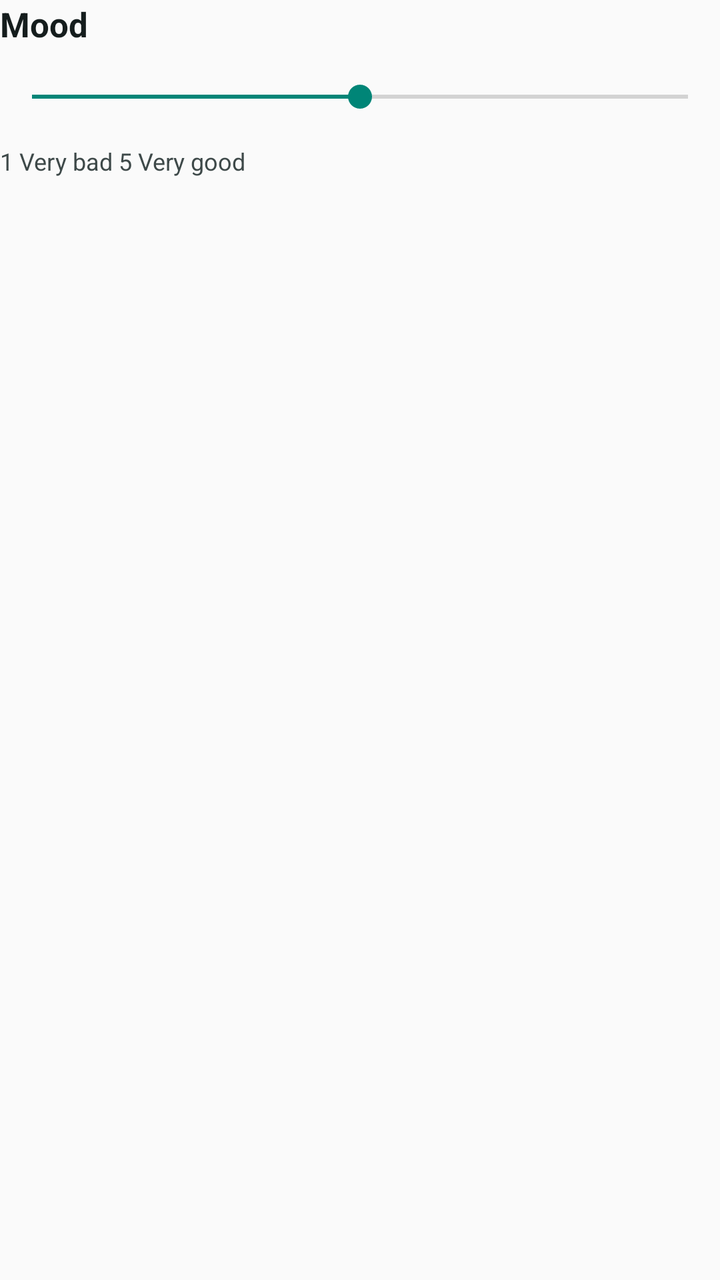
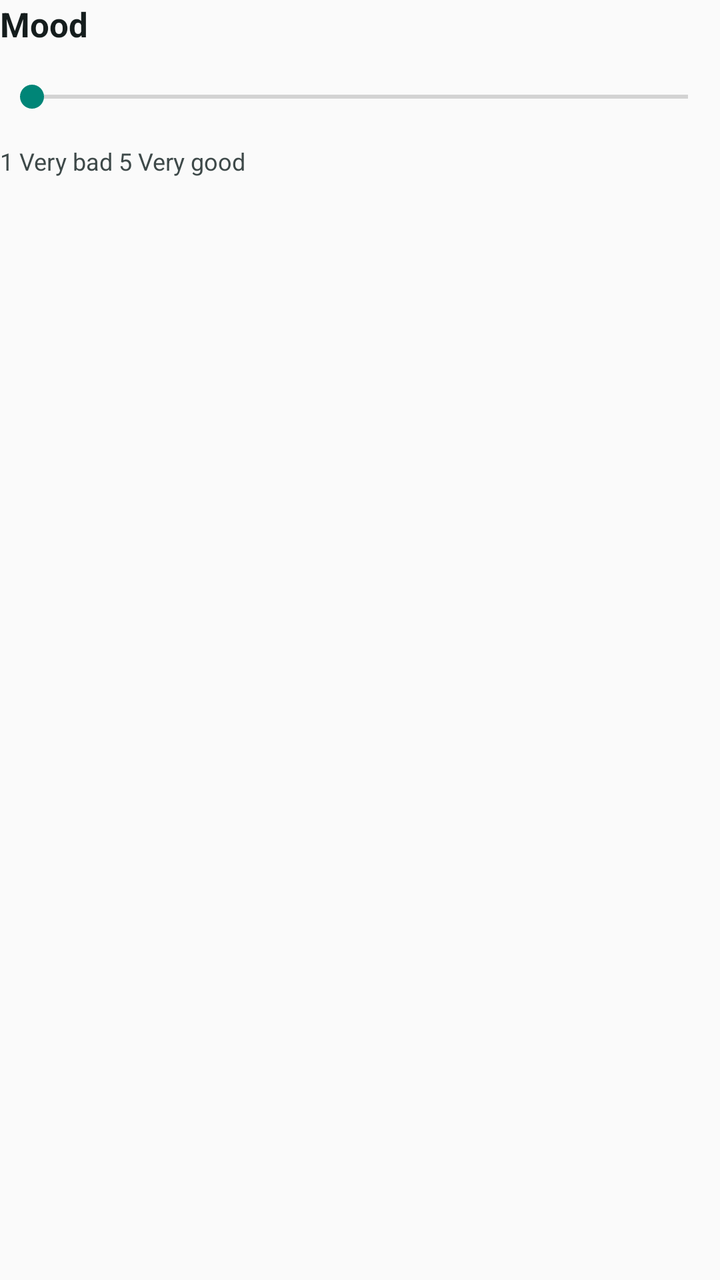

The first picture is an Android layout as it rendered before a commit; the second is the same layout after the commit. The layout source and the unified diff follow.
<!-- AndroidManifest.xml: application theme android:Theme.Material.Light.NoActionBar -->
<!-- res/layout/ema_slider_mood.xml -->
<LinearLayout xmlns:android="http://schemas.android.com/apk/res/android" android:layout_width="match_parent" android:layout_height="wrap_content" android:layout_marginTop="20dp" android:orientation="vertical">
    <LinearLayout android:layout_width="match_parent" android:layout_height="wrap_content" android:gravity="center_vertical">
        <TextView android:layout_width="0dp" android:layout_height="wrap_content" android:layout_weight="1" android:text="@string/ema_mood" android:textColor="#151D1D" android:textSize="17sp" android:textStyle="bold" />
        <TextView android:id="@+id/ema_mood_value" android:layout_width="40dp" android:layout_height="wrap_content" android:gravity="center" android:textSize="18sp" android:textStyle="bold" />
    </LinearLayout>
    <SeekBar android:id="@+id/ema_mood" android:layout_width="match_parent" android:layout_height="48dp" android:contentDescription="@string/ema_mood_description" android:max="5" android:min="1" android:progress="3" />
    <TextView android:layout_width="match_parent" android:layout_height="wrap_content" android:text="@string/ema_mood_scale" android:textColor="#3E4949" android:textSize="12sp" />
</LinearLayout>
<!-- resources referenced by this layout -->
<resources>
  <string name="ema_mood">Mood</string>
  <string name="ema_mood_description">Mood, 1 very bad to 5 very good</string>
  <string name="ema_mood_scale">1 Very bad                                      5 Very good</string>
</resources>

<!-- the commit's change to res/layout/ema_slider_mood.xml (unified diff, before → after) -->
@@ -1,8 +1,8 @@
 <LinearLayout xmlns:android="http://schemas.android.com/apk/res/android" android:layout_width="match_parent" android:layout_height="wrap_content" android:layout_marginTop="20dp" android:orientation="vertical">
     <LinearLayout android:layout_width="match_parent" android:layout_height="wrap_content" android:gravity="center_vertical">
         <TextView android:layout_width="0dp" android:layout_height="wrap_content" android:layout_weight="1" android:text="@string/ema_mood" android:textColor="#151D1D" android:textSize="17sp" android:textStyle="bold" />
-        <TextView android:id="@+id/ema_mood_value" android:layout_width="40dp" android:layout_height="wrap_content" android:gravity="center" android:textSize="18sp" android:textStyle="bold" />
+        <TextView android:id="@+id/ema_mood_value" android:layout_width="80dp" android:layout_height="wrap_content" android:gravity="center" android:textSize="18sp" android:textStyle="bold" />
     </LinearLayout>
-    <SeekBar android:id="@+id/ema_mood" android:layout_width="match_parent" android:layout_height="48dp" android:contentDescription="@string/ema_mood_description" android:max="5" android:min="1" android:progress="3" />
+    <SeekBar android:id="@+id/ema_mood" android:layout_width="match_parent" android:layout_height="48dp" android:contentDescription="@string/ema_mood_description" android:max="5" android:min="0" android:progress="0" />
     <TextView android:layout_width="match_parent" android:layout_height="wrap_content" android:text="@string/ema_mood_scale" android:textColor="#3E4949" android:textSize="12sp" />
 </LinearLayout>
